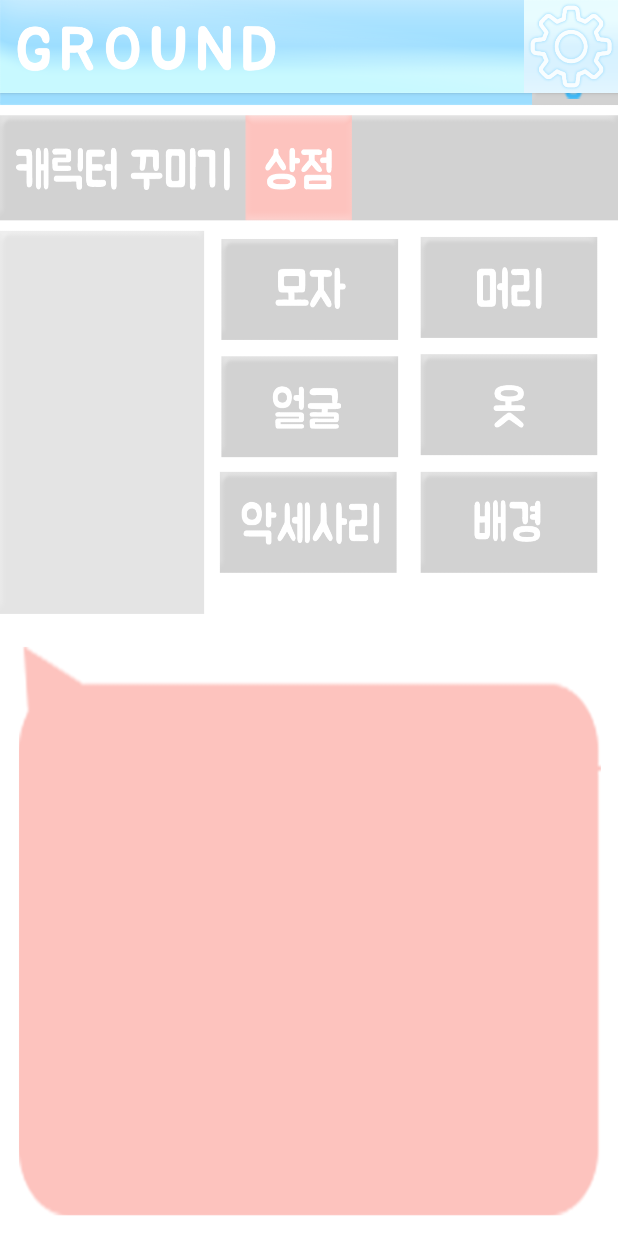
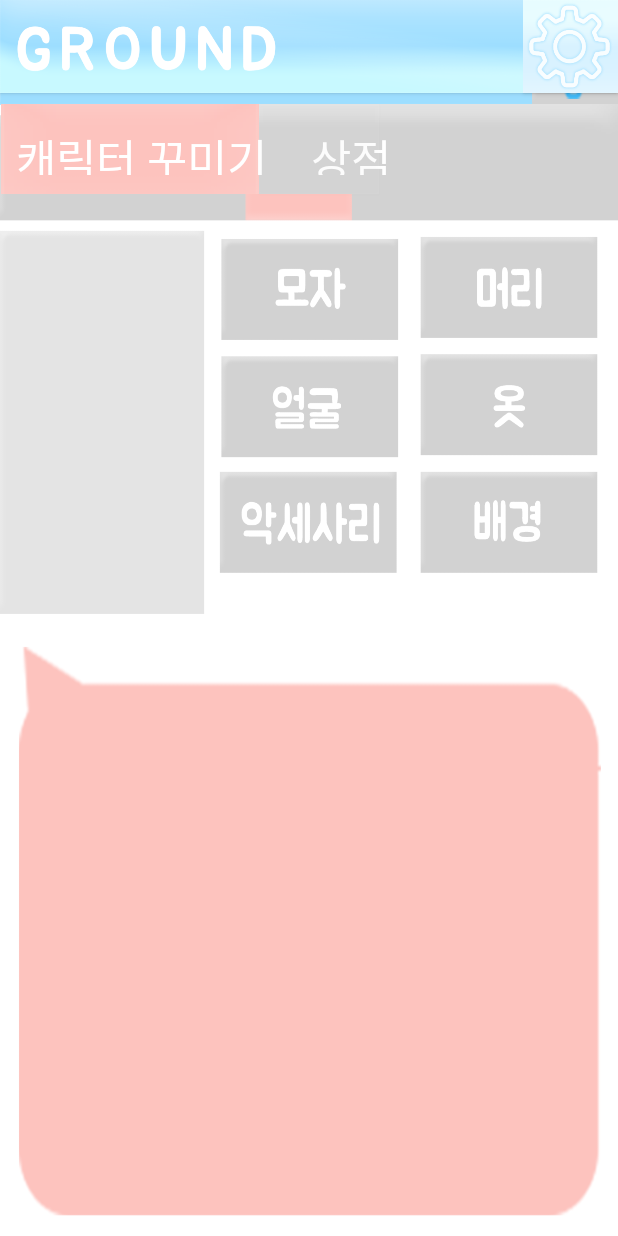
Before and after one commit to sunkim99/Groundd, an Android app: the char_shop screen opened directly, with no data from a screen before it, on a phone screen of 412 x 824 dp. Run offline under Robolectric (Android 15) with nearby library versions, the phone set to English and light mode, and no system bars; network calls fail.

Commit message:
0525 - 버그 수정 밑 캐릭터 레이아웃 구현중

```diff
--- a/app/src/main/res/layout/activity_char_shop.xml
+++ b/app/src/main/res/layout/activity_char_shop.xml
@@ -6,10 +6,75 @@
     android:background="@drawable/char_shop">
 
     <Button
+        android:id="@+id/go_char_inven"
+        android:layout_width="80dp"
+        android:layout_height="60dp"
+        android:background="@android:drawable/divider_horizontal_dark"
+        app:layout_constraintBottom_toBottomOf="@+id/menu_bar"
+        app:layout_constraintStart_toEndOf="@+id/menu_select_bar"
+        app:layout_constraintTop_toTopOf="@+id/menu_bar"
+        app:layout_constraintVertical_bias="0.0" />
+
+    <ImageView
+        android:id="@+id/menu_bar"
+        android:layout_width="411dp"
+        android:layout_height="60dp"
+        android:layout_marginTop="7dp"
+        android:scaleType="centerCrop"
+        app:layout_constraintBottom_toBottomOf="parent"
+        app:layout_constraintEnd_toEndOf="parent"
+        app:layout_constraintHorizontal_bias="1.0"
+        app:layout_constraintStart_toStartOf="parent"
+        app:layout_constraintTop_toBottomOf="@+id/top_navi"
+        app:layout_constraintVertical_bias="0.0"
+        app:srcCompat="@drawable/menu_bar" />
+
+    <ImageView
+        android:id="@+id/menu_select_bar"
+        android:layout_width="172dp"
+        android:layout_height="60dp"
+        android:scaleType="centerCrop"
+        app:layout_constraintBottom_toBottomOf="@+id/menu_bar"
+        app:layout_constraintEnd_toEndOf="@+id/menu_bar"
+        app:layout_constraintHorizontal_bias="0.0"
+        app:layout_constraintStart_toStartOf="@+id/menu_bar"
+        app:layout_constraintTop_toTopOf="@+id/menu_bar"
+        app:layout_constraintVertical_bias="0.0"
+        app:srcCompat="@drawable/menu_select_bar" />
+
+    <TextView
+        android:id="@+id/menu_name"
+        android:layout_width="391dp"
+        android:layout_height="33dp"
+        android:fontFamily="@font/bm_font"
+        android:text="캐릭터 꾸미기    상점"
+        android:textColor="@android:color/background_light"
+        android:textSize="29sp"
+        android:visibility="visible"
+        app:autoSizeTextType="none"
+        app:layout_constraintBottom_toBottomOf="@+id/menu_bar"
+        app:layout_constraintEnd_toEndOf="@+id/menu_bar"
+        app:layout_constraintStart_toStartOf="@+id/menu_bar"
+        app:layout_constraintTop_toTopOf="@+id/menu_bar"
+        app:layout_constraintVertical_bias="0.518" />
+
+    <Button
         android:id="@+id/top_navi"
         android:layout_width="412dp"
         android:layout_height="62dp"
         android:background="@drawable/top_navigator"
         app:layout_constraintStart_toStartOf="parent"
         app:layout_constraintTop_toTopOf="parent" />
+
+    <Button
+        android:id="@+id/btn_setting"
+        android:layout_width="62dp"
+        android:layout_height="62dp"
+        android:background="@drawable/setting_button"
+        app:layout_constraintBottom_toBottomOf="@+id/top_navi"
+        app:layout_constraintEnd_toEndOf="@+id/top_navi"
+        app:layout_constraintHorizontal_bias="0.997"
+        app:layout_constraintStart_toStartOf="parent"
+        app:layout_constraintTop_toTopOf="@+id/top_navi"
+        app:layout_constraintVertical_bias="0.0" />
 </androidx.constraintlayout.widget.ConstraintLayout>
```
Also changed, not shown: app/src/main/res/layout/activity_char_inven.xml (+66 -0 lines), app/src/main/res/layout/activity_game_main.xml (+11 -11 lines).
